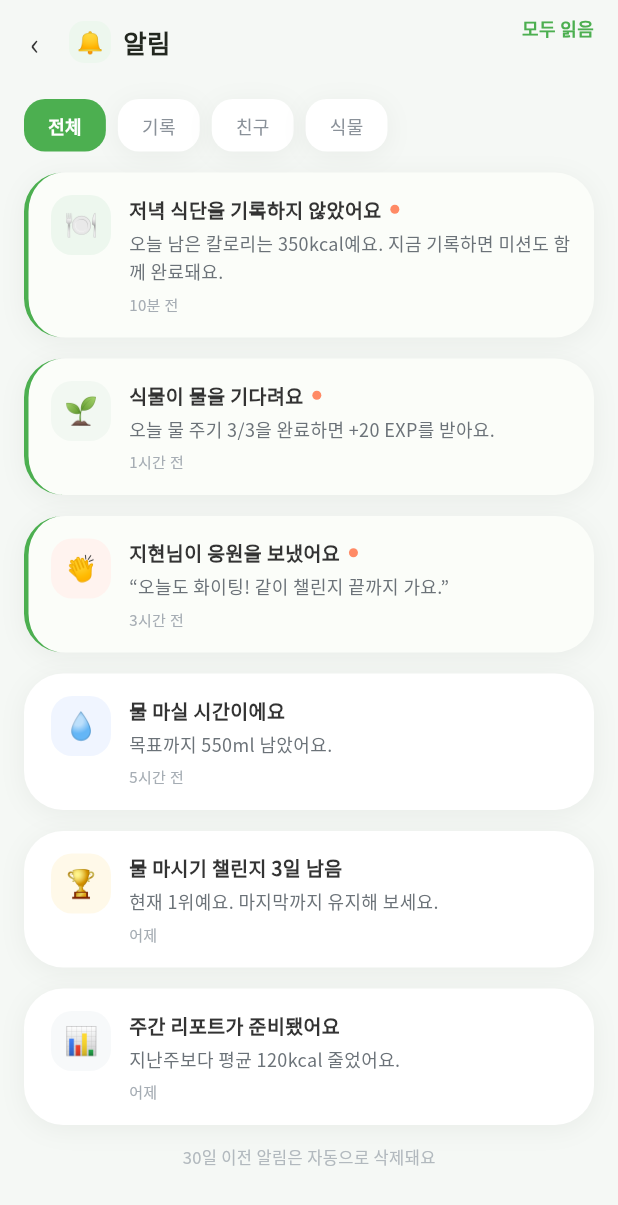
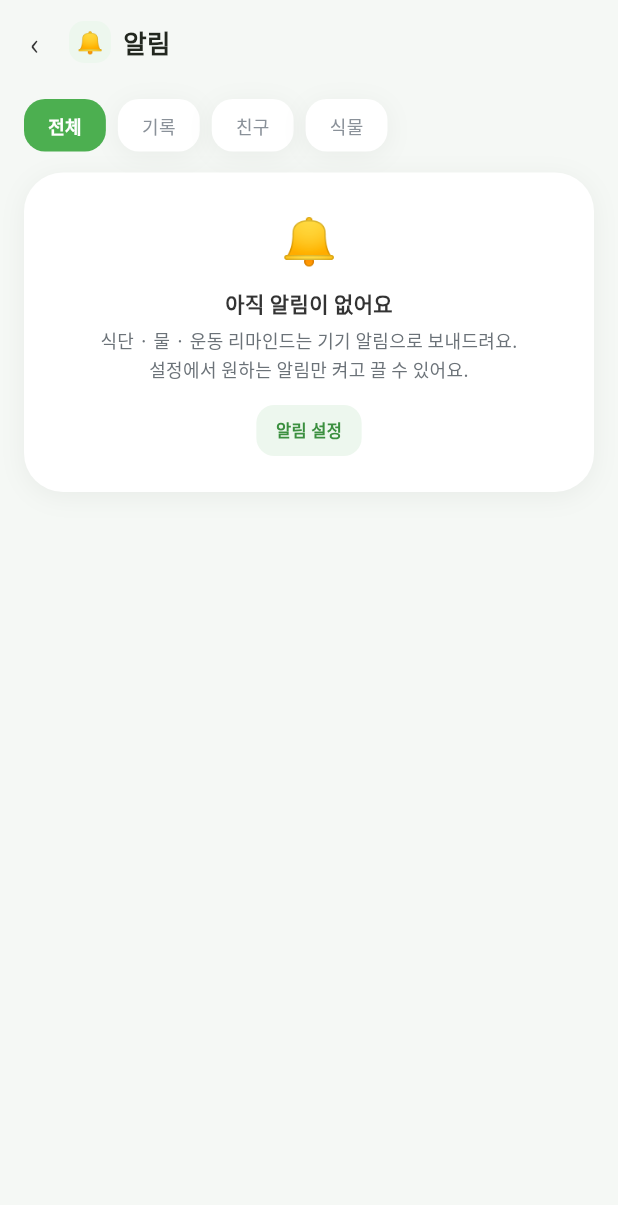
Before and after one commit to CR-KStar/diet_project, a Flutter app: the NotifScreen widget shown alone on an empty page, opened directly, on a phone screen of 412 x 824 dp. Shown: the top 1205 px of the screen. Run offline on Flutter 3.47's test engine with Material 3 defaults, Android fonts, the phone set to English and light mode, and no system bars; our stand-ins replace cloud_firestore, cloud_functions, firebase_auth, firebase_core, flutter_local_notifications, google_fonts and 5 more; accounts and stored records are empty; statements that could not run were skipped.

Commit message:
알림함의 가짜 예시 알림 6개와 홈 알림 배지의 가짜 '3'을 없애고, 알림이 없을 때 안내와 알림 설정 이동을 보여주도록 수정
Co-Authored-By: Claude Sonnet 5.5 <noreply@anthropic.com>

```diff
--- a/lib/app_state.dart
+++ b/lib/app_state.dart
@@ -723,15 +723,6 @@ class AppState extends ChangeNotifier {
     streakDays: streakDays,
   );
 
-  // 알림함 — 탭과 읽음 표시는 NotificationInboxViewModel이 맡는다.
-  String get notifTab => _notificationInboxViewModel.notifTab;
-  Set<String> get readNotifIds => _notificationInboxViewModel.readNotifIds;
-  int get unread => _notificationInboxViewModel.unread;
-  void setNotifTab(String t) => _notificationInboxViewModel.setNotifTab(t);
-  void markNotifRead(String id) =>
-      _notificationInboxViewModel.markNotifRead(id);
-  void readAll() => _notificationInboxViewModel.readAll();
-
   // 식단 기록 · 부가 정보
   // 식단 기록 · 부가 정보 — 입력값(끼니 · 소스 · 양 · 태그 · 메모)은 MealDraftViewModel이 맡는다.
   // 화면이 예전처럼 s.extras 같은 이름으로 쓸 수 있게, 같은 이름으로 전달만 한다.
--- a/lib/ui/home/viewmodel/notification_inbox_view_model.dart
+++ b/lib/ui/home/viewmodel/notification_inbox_view_model.dart
@@ -1,21 +1,55 @@
 import 'package:flutter/foundation.dart';
 
-/// 알림 화면의 탭과 읽음 표시를 담당한다.
+/// 앱 안 알림함에 쌓이는 알림 하나.
+class InboxNotification {
+  const InboxNotification({
+    required this.id,
+    required this.category,
+    required this.icon,
+    required this.title,
+    required this.body,
+    required this.at,
+    required this.route,
+  });
+
+  final String id;
+
+  /// 탭 분류 — '기록' · '친구' · '식물'
+  final String category;
+  final String icon;
+  final String title;
+  final String body;
+  final DateTime at;
+
+  /// 눌렀을 때 이동할 화면 id.
+  final String route;
+}
+
+/// 알림 화면의 알림 목록 · 탭 · 읽음 표시를 담당한다.
 ///
-/// 기기 알림 예약(식단 미기록 알림 등)은 설정 쪽 일이고, 여기서는 앱 안 알림함만 다룬다.
+/// 알림함에는 실제로 일어난 일만 담는다. 아직 알림을 만들어 주는 기능이 없어서 목록은
+/// 비어 있고, 식단 · 물 · 운동 리마인드는 기기 알림으로 따로 간다(설정 > 알림).
+/// 이전에는 예시 알림 6개가 모든 계정에 똑같이 보였는데, 실제로는 일어나지 않은 일을
+/// 보여주는 것이라 없앴다.
 class NotificationInboxViewModel extends ChangeNotifier {
+  NotificationInboxViewModel({List<InboxNotification> items = const []})
+    : items = List.of(items);
+
   String notifTab = '전체';
 
-  static const _unreadNotifIds = [
-    '저녁 식단을 기록하지 않았어요',
-    '식물이 물을 기다려요',
-    '지현님이 응원을 보냈어요',
-  ];
+  /// 최신 알림이 먼저 오도록 쌓아 둔다.
+  final List<InboxNotification> items;
 
   final Set<String> readNotifIds = {};
 
-  int get unread =>
-      _unreadNotifIds.where((id) => !readNotifIds.contains(id)).length;
+  /// 탭(전체 · 기록 · 친구 · 식물)에 맞는 알림.
+  List<InboxNotification> get visibleItems => notifTab == '전체'
+      ? List.unmodifiable(items)
+      : items.where((n) => n.category == notifTab).toList();
+
+  bool isUnread(InboxNotification n) => !readNotifIds.contains(n.id);
+
+  int get unread => items.where(isUnread).length;
 
   void setNotifTab(String t) {
     notifTab = t;
@@ -27,7 +61,8 @@ class NotificationInboxViewModel extends ChangeNotifier {
   }
 
   void readAll() {
-    readNotifIds.addAll(_unreadNotifIds);
+    if (unread == 0) return;
+    readNotifIds.addAll(items.map((n) => n.id));
     notifyListeners();
   }
 }
--- a/lib/ui/home/widgets/notification_page.dart
+++ b/lib/ui/home/widgets/notification_page.dart
@@ -5,80 +5,33 @@ import 'package:provider/provider.dart';
 
 import 'package:diet_project/app_state.dart';
 import 'package:diet_project/ui/core/ui/themes/theme_tokens.dart';
+import 'package:diet_project/ui/home/viewmodel/notification_inbox_view_model.dart';
 import 'package:diet_project/common.dart';
+
+/// 알림이 온 시각을 "방금 · n분 전 · n시간 전 · 어제 · n일 전"으로 보여준다.
+String _timeLabel(DateTime at, DateTime now) {
+  final diff = now.difference(at);
+  if (diff.inMinutes < 1) return '방금';
+  if (diff.inMinutes < 60) return '${diff.inMinutes}분 전';
+  if (diff.inHours < 24) return '${diff.inHours}시간 전';
+  if (diff.inDays < 2) return '어제';
+  return '${diff.inDays}일 전';
+}
+
+Color _tintOf(String category) => switch (category) {
+  '식물' => const Color(0xFFF2F8F2),
+  '친구' => const Color(0xFFFFF3EF),
+  _ => AppColor.primaryTint,
+};
 
 class NotifScreen extends StatelessWidget {
   const NotifScreen({super.key});
 
-  static const _items = [
-    (
-      cat: '기록',
-      icon: '🍽️',
-      tint: AppColor.primaryTint,
-      title: '저녁 식단을 기록하지 않았어요',
-      body: '오늘 남은 칼로리는 350kcal예요. 지금 기록하면 미션도 함께 완료돼요.',
-      time: '10분 전',
-      unread: true,
-      to: 'capture',
-    ),
-    (
-      cat: '식물',
-      icon: '🌱',
-      tint: Color(0xFFF2F8F2),
-      title: '식물이 물을 기다려요',
-      body: '오늘 물 주기 3/3을 완료하면 +20 EXP를 받아요.',
-      time: '1시간 전',
-      unread: true,
-      to: 'plant',
-    ),
-    (
-      cat: '친구',
-      icon: '👏',
-      tint: Color(0xFFFFF3EF),
-      title: '지현님이 응원을 보냈어요',
-      body: '“오늘도 화이팅! 같이 챌린지 끝까지 가요.”',
-      time: '3시간 전',
-      unread: true,
-      to: 'friends',
-    ),
-    (
-      cat: '기록',
-      icon: '💧',
-      tint: Color(0xFFF0F5FF),
-      title: '물 마실 시간이에요',
-      body: '목표까지 550ml 남았어요.',
-      time: '5시간 전',
-      unread: false,
-      to: 'water',
-    ),
-    (
-      cat: '친구',
-      icon: '🏆',
-      tint: Color(0xFFFFF9E9),
-      title: '물 마시기 챌린지 3일 남음',
-      body: '현재 1위예요. 마지막까지 유지해 보세요.',
-      time: '어제',
-      unread: false,
-      to: 'challenge',
-    ),
-    (
-      cat: '기록',
-      icon: '📊',
-      tint: AppColor.surfaceSunken,
-      title: '주간 리포트가 준비됐어요',
-      body: '지난주보다 평균 120kcal 줄었어요.',
-      time: '어제',
-      unread: false,
-      to: 'report',
-    ),
-  ];
-
   @override
   Widget build(BuildContext context) {
+    final inbox = context.watch<NotificationInboxViewModel>();
     final s = context.watch<AppState>();
-    final list = s.notifTab == '전체'
-        ? _items
-        : _items.where((n) => n.cat == s.notifTab).toList();
+    final list = inbox.visibleItems;
 
     return ScreenScroll(
       children: [
@@ -92,9 +45,10 @@ class NotifScreen extends StatelessWidget {
                 onBack: () => s.go('home'),
               ),
             ),
+            if (inbox.unread > 0)
               GestureDetector(
                 onTap: () {
-                s.readAll();
+                  inbox.readAll();
                   toast(context, '모든 알림을 읽음으로 표시했어요');
                 },
                 child: Padding(
@@ -113,12 +67,34 @@ class NotifScreen extends StatelessWidget {
         ),
         FilterTabs(
           options: const ['전체', '기록', '친구', '식물'],
-          value: s.notifTab,
-          onChanged: s.setNotifTab,
+          value: inbox.notifTab,
+          onChanged: inbox.setNotifTab,
         ),
+        if (list.isEmpty)
+          const _EmptyInbox()
+        else
           for (final n in list)
-          () {
-            final unread = n.unread && !s.readNotifIds.contains(n.title);
+            _NotifCard(
+              n: n,
+              unread: inbox.isUnread(n),
+              time: _timeLabel(n.at, s.today),
+            ),
+      ],
+    );
+  }
+}
+
+class _NotifCard extends StatelessWidget {
+  const _NotifCard({required this.n, required this.unread, required this.time});
+
+  final InboxNotification n;
+  final bool unread;
+  final String time;
+
+  @override
+  Widget build(BuildContext context) {
+    final inbox = context.read<NotificationInboxViewModel>();
+    final s = context.read<AppState>();
     return Container(
       padding: const EdgeInsets.all(AppSpace.s15),
       decoration: BoxDecoration(
@@ -134,8 +110,8 @@ class NotifScreen extends StatelessWidget {
       ),
       child: GestureDetector(
         onTap: () {
-                  s.markNotifRead(n.title);
-                  s.go(n.to);
+          inbox.markNotifRead(n.id);
+          s.go(n.route);
         },
         child: Row(
           crossAxisAlignment: CrossAxisAlignment.start,
@@ -144,7 +120,7 @@ class NotifScreen extends StatelessWidget {
               n.icon,
               size: 40,
               radius: 14,
-                      bg: n.tint,
+              bg: _tintOf(n.category),
               fontSize: 18,
             ),
             const SizedBox(width: AppSpace.s12),
@@ -175,17 +151,10 @@ class NotifScreen extends StatelessWidget {
                   const SizedBox(height: AppSpace.s4),
                   Text(
                     n.body,
-                            style: t(
-                              AppFontSize.f12,
-                              c: AppColor.textMuted,
-                              h: 1.55,
-                            ),
+                    style: t(AppFontSize.f12, c: AppColor.textMuted, h: 1.55),
                   ),
                   const SizedBox(height: AppSpace.s5),
-                          Text(
-                            n.time,
-                            style: t(AppFontSize.f10, c: AppColor.textGhost),
-                          ),
+                  Text(time, style: t(AppFontSize.f10, c: AppColor.textGhost)),
                 ],
               ),
             ),
@@ -193,14 +162,34 @@ class NotifScreen extends StatelessWidget {
         ),
       ),
     );
-          }(),
-        Center(
-          child: Text(
-            '30일 이전 알림은 자동으로 삭제돼요',
-            style: t(AppFontSize.f11, c: const Color(0xFFB2B9BE)),
+  }
+}
+
+/// 알림이 하나도 없을 때 — 리마인드는 기기 알림으로 간다는 것과 설정으로 가는 길을 알려준다.
+class _EmptyInbox extends StatelessWidget {
+  const _EmptyInbox();
+
+  @override
+  Widget build(BuildContext context) {
+    final s = context.read<AppState>();
+    return AppCard(
+      padding: 24,
+      child: Column(
+        children: [
+          const Text('🔔', style: TextStyle(fontSize: 30)),
+          const SizedBox(height: AppSpace.s10),
+          Text('아직 알림이 없어요', style: t(AppFontSize.f14, w: FontWeight.w700)),
+          const SizedBox(height: AppSpace.s6),
+          Text(
+            '식단 · 물 · 운동 리마인드는 기기 알림으로 보내드려요.\n'
+            '설정에서 원하는 알림만 켜고 끌 수 있어요.',
+            textAlign: TextAlign.center,
+            style: t(AppFontSize.f12, c: AppColor.textMuted, h: 1.55),
           ),
+          const SizedBox(height: AppSpace.s14),
+          SmallButton(label: '알림 설정', onTap: () => s.go('alerts')),
+        ],
       ),
-      ],
     );
   }
 }
```
Also changed, not shown: 2 other files. Lines whose indentation alone changed are shown as unchanged.
